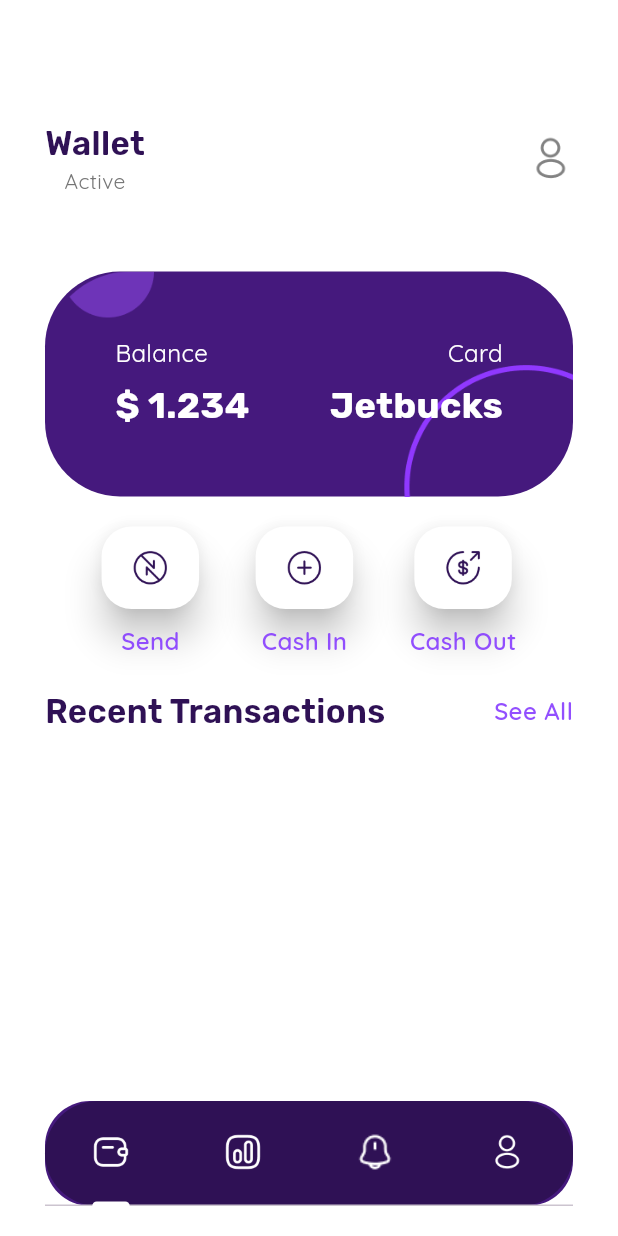
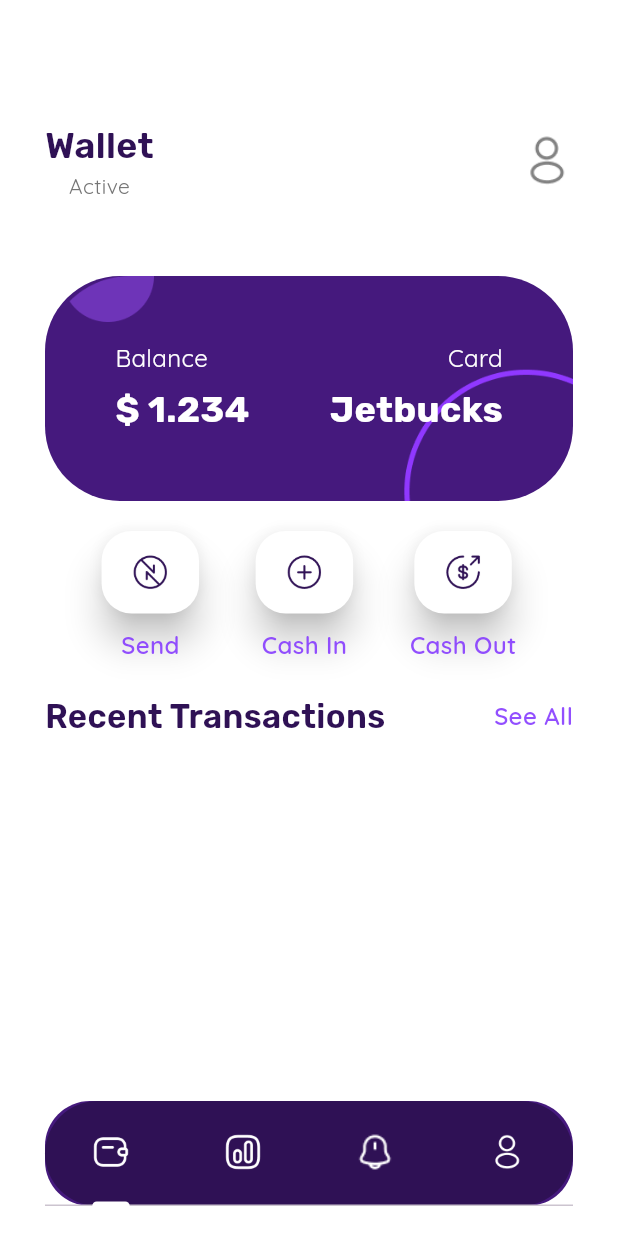
Before and after one commit to Jedybox/jetbucks, a Flutter app: the HomePage screen opened by its route, on a phone screen of 412 x 824 dp. Run offline on Flutter 3.47's test engine with Material 3 defaults, Android fonts, the light colour scheme and no system bars; our stand-ins replace connectivity_plus, dio, google_fonts, localstorage.

Commit message:
Enhance login process with loading dialog and error handling; update account and wallet tab styles for improved UI

```diff
--- a/lib/tabs/accountTab.dart
+++ b/lib/tabs/accountTab.dart
@@ -45,7 +45,7 @@ Padding accountTab({required BuildContext context}) {
                       fontSize: 22,
                       fontFamily: GoogleFonts.quicksand().fontFamily,
                       fontWeight: FontWeight.w600,
-                      color: Color.fromARGB(255, 47, 17, 85),
+                      color: Colors.grey[600],
                     ),
                   ),
                   Text(
@@ -54,7 +54,7 @@ Padding accountTab({required BuildContext context}) {
                       fontSize: 22,
                       fontFamily: GoogleFonts.quicksand().fontFamily,
                       fontWeight: FontWeight.w600,
-                      color: Color.fromARGB(255, 47, 17, 85),
+                      color: Colors.grey[600],
                     ),
                   ),
                 ],
--- a/lib/tabs/walletTab.dart
+++ b/lib/tabs/walletTab.dart
@@ -19,7 +19,7 @@ Padding walletTab() {
                 Text(
                   "Wallet",
                   style: TextStyle(
-                    fontSize: 22,
+                    fontSize: 24,
                     fontFamily: 'Rubik',
                     fontWeight: FontWeight.w600,
                     color: Color.fromARGB(255, 47, 17, 85),
@@ -38,8 +38,8 @@ Padding walletTab() {
             ),
             Image.asset(
               'assets/logos/profile.png',
-              width: 30,
-              height: 30,
+              width: 35,
+              height: 35,
               fit: BoxFit.cover,
               alignment: Alignment.topRight,
             ),
```
Also changed, not shown: lib/screens/loginpage.dart (+12 -17 lines).
